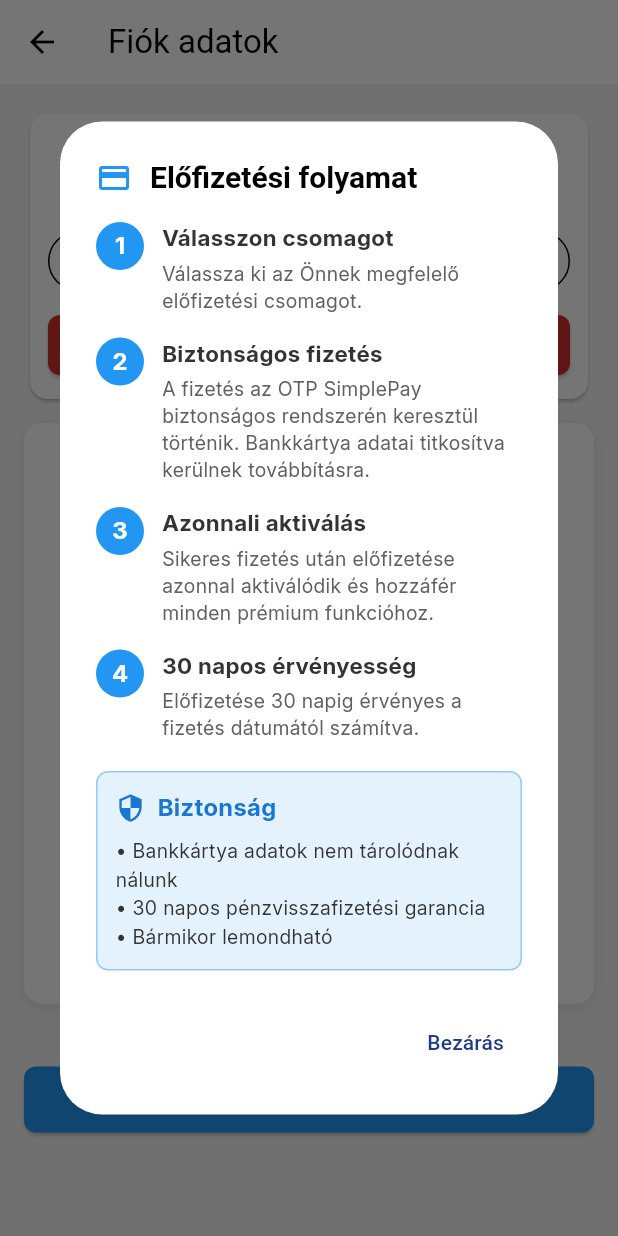
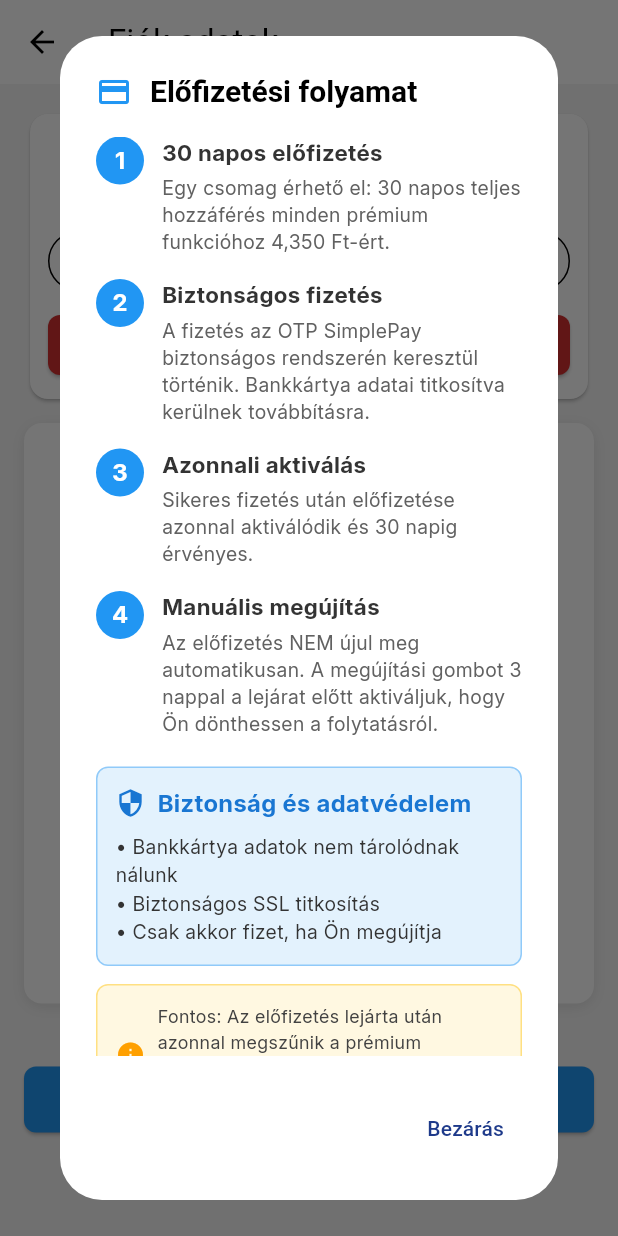
Before and after one commit to TattilaNinox/LomeduUserWeb, a Flutter app: the AccountScreen screen opened by its route, after a tap on the "info outline" icon, on a phone screen of 412 x 824 dp. Run offline on Flutter 3.47's test engine with Material 3 defaults, Android fonts, the phone set to English and light mode, and no system bars; our stand-ins replace audioplayers, cloud_firestore, cloud_functions, device_info_plus, firebase_auth, firebase_core and 10 more; missing offline and left inert: base32, dart:ui_web, excel, file_selector, otp; accounts and stored records are empty.

Commit message:
refactor: előfizetési információs dialog pontosítása
Pontos információk az előfizetési folyamatról:

1. lépés javítás:
- 'Válasszon csomagot'  '30 napos előfizetés'
- Egyértelmű: csak EGY csomag van, nincs választás

4. lépés hozzáadva:
- 'Manuális megújítás' hangsúlyozása
- Nem automatikus megújítás
- 3 napos előzetes megújítási lehetőség közlése

Biztonsági szekció pontosítása:
- Eltávolítva: '30 napos pénzvisszafizetési garancia' (nincs ilyen)
- Eltávolítva: 'Bármikor lemondható' (nincs mit lemondani)
- Hozzáadva: 'Csak akkor fizet, ha Ön megújítja'
- Átnevezve: 'Biztonság'  'Biztonság és adatvédelem'

Új fontos figyelmeztetés hozzáadva:
- Sárga info box
- 'Az előfizetés lejárta után azonnal megszűnik a prémium hozzáférés'
- 'Megújításhoz újra fizetnie kell'

```diff
--- a/lib/widgets/enhanced_subscription_status_card.dart
+++ b/lib/widgets/enhanced_subscription_status_card.dart
@@ -364,7 +364,8 @@ class _EnhancedSubscriptionStatusCardState
             borderRadius: BorderRadius.circular(20),
             child: Padding(
               padding: const EdgeInsets.all(4.0),
-              child: Icon(Icons.info_outline, color: Colors.blue[700], size: 24),
+              child:
+                  Icon(Icons.info_outline, color: Colors.blue[700], size: 24),
             ),
           ),
           const SizedBox(width: 12),
@@ -421,8 +422,8 @@ class _EnhancedSubscriptionStatusCardState
             children: [
               _buildInfoStep(
                 '1',
-                'Válasszon csomagot',
-                'Válassza ki az Önnek megfelelő előfizetési csomagot.',
+                '30 napos előfizetés',
+                'Egy csomag érhető el: 30 napos teljes hozzáférés minden prémium funkcióhoz 4,350 Ft-ért.',
               ),
               const SizedBox(height: 16),
               _buildInfoStep(
@@ -434,13 +435,13 @@ class _EnhancedSubscriptionStatusCardState
               _buildInfoStep(
                 '3',
                 'Azonnali aktiválás',
-                'Sikeres fizetés után előfizetése azonnal aktiválódik és hozzáfér minden prémium funkcióhoz.',
+                'Sikeres fizetés után előfizetése azonnal aktiválódik és 30 napig érvényes.',
               ),
               const SizedBox(height: 16),
               _buildInfoStep(
                 '4',
-                '30 napos érvényesség',
-                'Előfizetése 30 napig érvényes a fizetés dátumától számítva.',
+                'Manuális megújítás',
+                'Az előfizetés NEM újul meg automatikusan. A megújítási gombot 3 nappal a lejárat előtt aktiváljuk, hogy Ön dönthessen a folytatásról.',
               ),
               const SizedBox(height: 20),
               Container(
@@ -458,7 +459,7 @@ class _EnhancedSubscriptionStatusCardState
                         Icon(Icons.security, color: Colors.blue[700], size: 20),
                         const SizedBox(width: 8),
                         Text(
-                          'Biztonság',
+                          'Biztonság és adatvédelem',
                           style: TextStyle(
                             fontWeight: FontWeight.bold,
                             color: Colors.blue[700],
@@ -469,9 +470,33 @@ class _EnhancedSubscriptionStatusCardState
                     const SizedBox(height: 8),
                     const Text(
                       '• Bankkártya adatok nem tárolódnak nálunk\n'
-                      '• 30 napos pénzvisszafizetési garancia\n'
-                      '• Bármikor lemondható',
+                      '• Biztonságos SSL titkosítás\n'
+                      '• Csak akkor fizet, ha Ön megújítja',
                       style: TextStyle(fontSize: 13),
+                    ),
+                  ],
+                ),
+              ),
+              const SizedBox(height: 12),
+              Container(
+                padding: const EdgeInsets.all(12),
+                decoration: BoxDecoration(
+                  color: Colors.amber[50],
+                  borderRadius: BorderRadius.circular(8),
+                  border: Border.all(color: Colors.amber[200]!),
+                ),
+                child: Row(
+                  children: [
+                    Icon(Icons.info, color: Colors.amber[700], size: 20),
+                    const SizedBox(width: 8),
+                    Expanded(
+                      child: Text(
+                        'Fontos: Az előfizetés lejárta után azonnal megszűnik a prémium hozzáférés. Megújításhoz újra fizetnie kell.',
+                        style: TextStyle(
+                          fontSize: 12,
+                          color: Colors.grey[800],
+                        ),
+                      ),
                     ),
                   ],
                 ),
```
